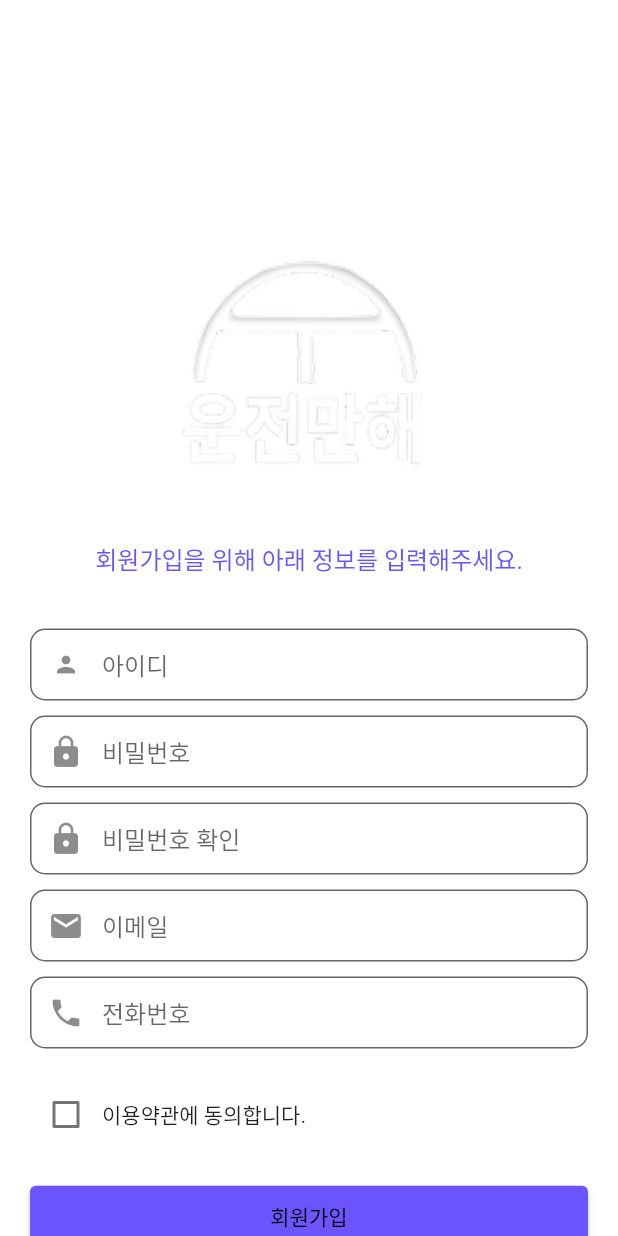
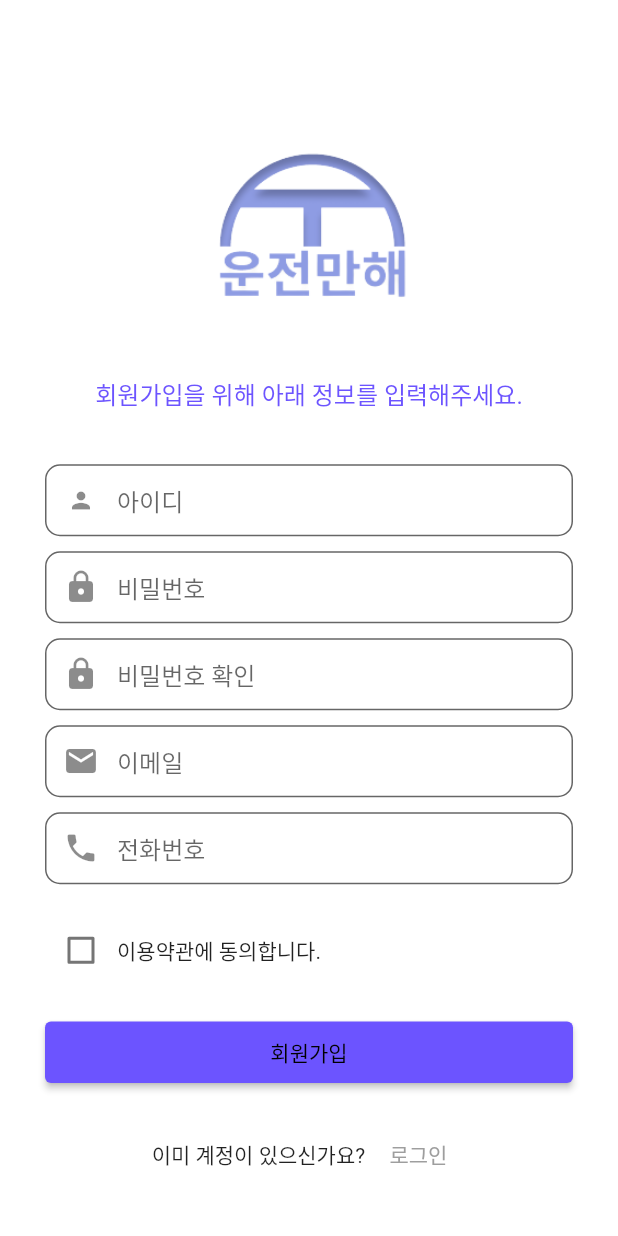
Before and after one commit to kbh2705/Vuides, a Flutter app: the SignUp screen opened directly, on a phone screen of 412 x 824 dp. Run offline on Flutter 3.47's test engine with Material 2 defaults, Android fonts, the phone set to English and light mode, and no system bars; our stand-ins replace animated_splash_screen, page_transition.

Commit message:
login modify

```diff
--- a/app/ttsApp/lib/LoginPage/login.dart
+++ b/app/ttsApp/lib/LoginPage/login.dart
@@ -1,6 +1,7 @@
-import 'package:firstflutterapp/LoginPage/signup.dart';
+
 import 'package:flutter/material.dart';
 
+import '../SignUpPage/signup.dart';
 import '../home.dart';
 
 
--- a/app/ttsApp/lib/SignUpPage/signup.dart
+++ b/app/ttsApp/lib/SignUpPage/signup.dart
@@ -1,6 +1,7 @@
 import 'package:flutter/material.dart';
 
-import 'login.dart';
+import '../LoginPage/login.dart';
+
 
 // TODO: 'login.dart'를 import합니다.
 // import 'login.dart';
@@ -47,18 +48,19 @@
       backgroundColor: Colors.white,
       body: Center(
         child: SingleChildScrollView(
+          padding: const EdgeInsets.all(10.0),
           child: Column(
             mainAxisAlignment: MainAxisAlignment.start,
             children: <Widget>[
               Container(
-                margin: EdgeInsets.only(top: 140),
+                margin: EdgeInsets.only(top: 20),
                 child: Image.asset(
-                  'assets/logo2.png',
+                  'assets/logo_color.png',
                   width: 200,
                   height: 200,
                 ),
               ),
-              SizedBox(height: 20),
+
               Text(
                 '회원가입을 위해 아래 정보를 입력해주세요.',
                 style: TextStyle(
```
Also changed, not shown: app/ttsApp/assets/logo_color.png (added).
